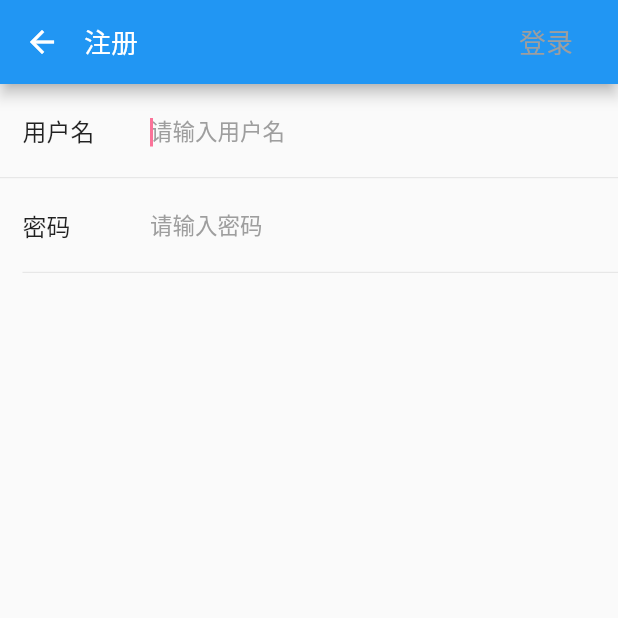
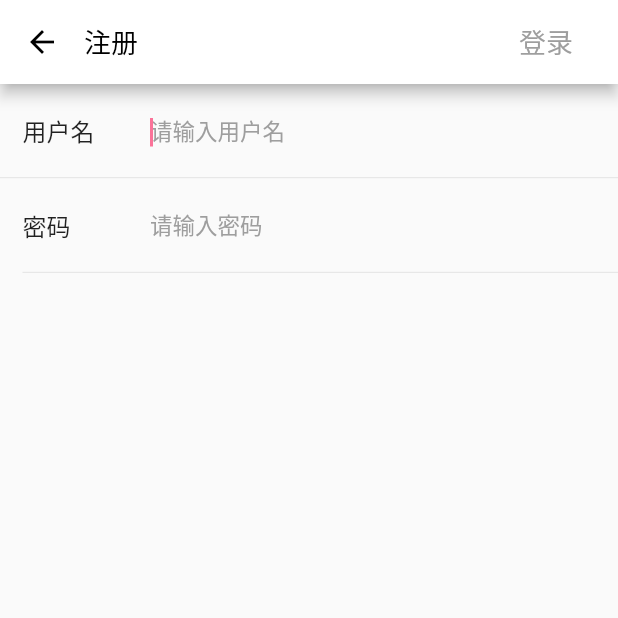
Before and after one commit to kailaisi/flutter_bilibli, a Flutter app: the screen it shows after launch, on a phone screen of 412 x 824 dp, the top half of it. Run offline on Flutter 3.47's test engine with Material 2 defaults, Android fonts, the phone set to English and light mode, and no system bars; our stand-ins replace dio, get, shared_preferences.

```diff
--- a/lib/main.dart
+++ b/lib/main.dart
@@ -2,6 +2,7 @@ import 'package:bilibli/db/hi_cache.dart';
 import 'package:bilibli/http/core/hi_error.dart';
 import 'package:bilibli/http/dao/login_dao.dart';
 import 'package:bilibli/page/registration_page.dart';
+import 'package:bilibli/util/color.dart';
 import 'package:flutter/material.dart';
 
 void main() {
@@ -31,7 +32,7 @@ class MyApp extends StatelessWidget {
   Widget build(BuildContext context) {
     return MaterialApp(
       theme: ThemeData(
-        primarySwatch: Colors.blue,
+        primarySwatch: white,
       ),
       home: Center(
         child: RegistrationPage(),
--- a/lib/util/color.dart
+++ b/lib/util/color.dart
@@ -15,3 +15,18 @@ const MaterialColor primary = const MaterialColor(
     900: Color(0xFF0D47A1),
   },
 );
+const MaterialColor white = const MaterialColor(
+  0xffffffff,
+  <int, Color>{
+    50: Color(0xffffffff),
+    100: Color(0xffffffff),
+    200: Color(0xffffffff),
+    300: Color(0xffffffff),
+    400: Color(0xffffffff),
+    500: Color(0xffffffff),
+    600: Color(0xffffffff),
+    700: Color(0xffffffff),
+    800: Color(0xffffffff),
+    900: Color(0xffffffff),
+  },
+);
```
Also changed, not shown: lib/widget/login_effect.dart (added, +34 -0 lines).
